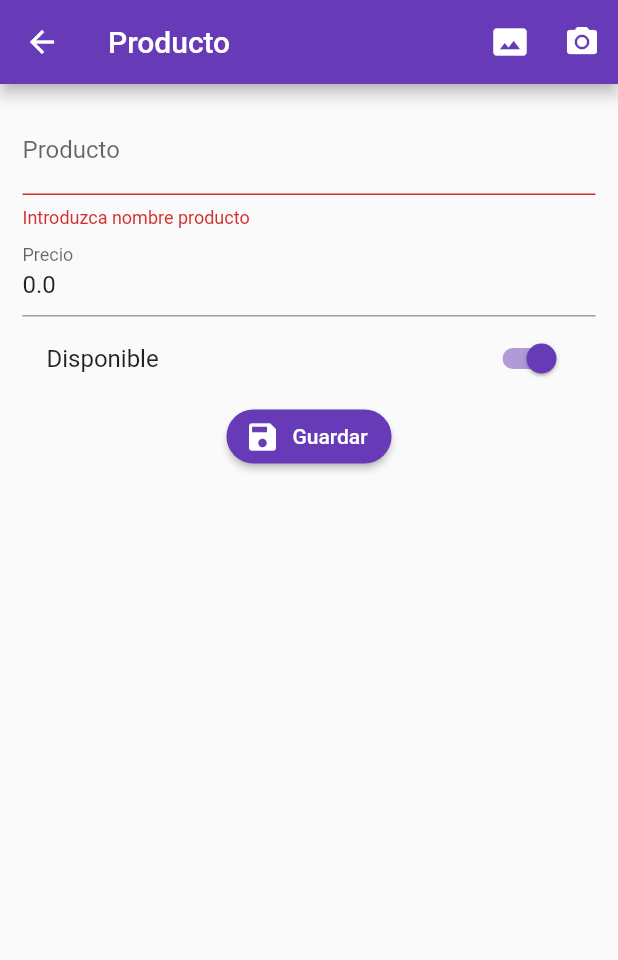
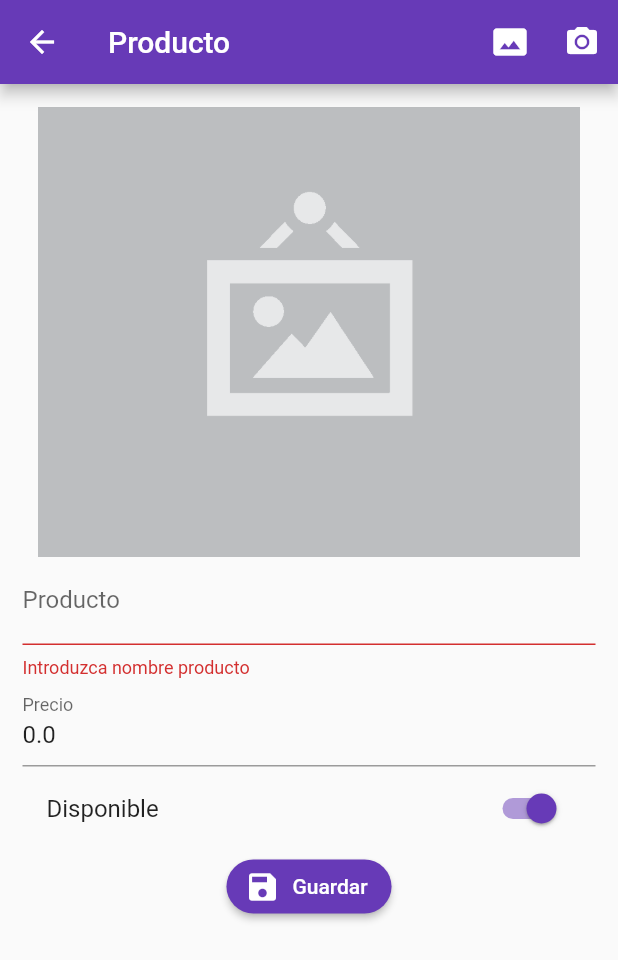
Before and after one commit to jalfonsosuarez/Flutter----FormValidation, a Flutter app: the ProductoPage screen opened by its route, after a tap on "Guardar", after a tap on the "photo size select actual" icon, on a phone screen of 412 x 824 dp. Shown: the top 960 px of the screen. Run offline on Flutter 3.47's test engine with Material 2 defaults, Android fonts, the phone set to English and light mode, and no system bars; our stand-ins replace image_picker, rxdart; missing offline and left inert: mime_type; network calls fail.

Commit message:
Imagenes actualizadas

```diff
--- a/lib/src/pages/producto_page.dart
+++ b/lib/src/pages/producto_page.dart
@@ -1,8 +1,11 @@
+
+import 'dart:io';
 
 import 'package:flutter/material.dart';
 import 'package:formvalidation/src/models/producto_model.dart';
 import 'package:formvalidation/src/providers/productos_provider.dart';
 import 'package:formvalidation/src/util/utils.dart' as utils;
+import 'package:image_picker/image_picker.dart';
 
 class ProductoPage extends StatefulWidget {
 
@@ -18,6 +21,7 @@ class _ProductoPageState extends State<ProductoPage> {
 
   ProductoModel producto = new ProductoModel();
   bool _guardando = false;
+  File foto;
 
   @override
   Widget build(BuildContext context) {
@@ -35,11 +39,11 @@ class _ProductoPageState extends State<ProductoPage> {
         actions: <Widget>[
           IconButton(
             icon: Icon( Icons.photo_size_select_actual ),
-            onPressed: () {},
+            onPressed: () {_procesarImagen( ImageSource.gallery );},
           ),
           IconButton(
             icon: Icon( Icons.camera_alt ),
-            onPressed: () {},
+            onPressed: () {_procesarImagen( ImageSource.camera ); } ,
           ),
         ],
       ),
@@ -50,6 +54,7 @@ class _ProductoPageState extends State<ProductoPage> {
             key: formKey,
             child: Column(
               children: <Widget>[
+                _mostrarFoto(),
                 _crearNombre( context ),
                 _creaPrecio( context ),
                 _crearDisponible( context ),
@@ -130,15 +135,17 @@ class _ProductoPageState extends State<ProductoPage> {
 
   }
 
-  void _submit() {
+  void _submit() async {
 
     if ( !formKey.currentState.validate() )  return;
 
     formKey.currentState.save();
 
-    setState(() {
-      _guardando = true;
-    });
+    setState(() { _guardando = true; });
+
+    if ( foto != null ){
+      producto.fotoUrl = await productoProvider.subirImagen( foto );
+    }
 
     if ( producto.id == null ) {
       productoProvider.crearProducto(producto);
@@ -165,4 +172,39 @@ class _ProductoPageState extends State<ProductoPage> {
 
   }
 
+  Widget _mostrarFoto() {
+
+    if ( producto.fotoUrl != null ) {
+      // TODO: Hacer visor foto
+      return FadeInImage(
+        image: NetworkImage(producto.fotoUrl),
+        placeholder: AssetImage('assets/jar-loading.gif'),
+        height: 300.0,
+        width: double.infinity,
+        fit: BoxFit.contain
+      );
+    } else {
+      return Image(
+        image: AssetImage( foto?.path ?? 'assets/no-image.png' ),
+        height: 300.0,
+        fit: BoxFit.cover,
+      );
+    }
+
+  }
+
+  _procesarImagen( ImageSource tipo ) async {
+
+    foto = await ImagePicker.pickImage(
+      source: tipo
+    );
+
+    if ( foto != null ) {
+      producto.fotoUrl = null;
+    }
+
+    setState(() {});
+
+  }
+
 }
--- a/pubspec.yaml
+++ b/pubspec.yaml
@@ -26,6 +26,7 @@ dependencies:
   rxdart: ^0.22.0
   http:
   image_picker:
+  mime_type:
 
 dev_dependencies:
   flutter_test:
```
Also changed, not shown: lib/src/pages/home_page.dart (+22 -5 lines), lib/src/providers/productos_provider.dart (+35 -0 lines), pubspec.lock.
